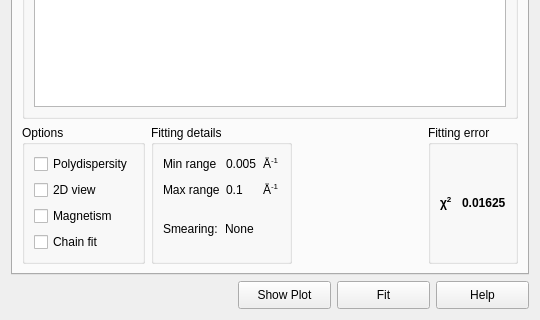
This is src/sas/qtgui/Perspectives/Fitting/UI/FittingWidgetUI.ui in SasView/sasview as Qt 5 draws it before an edit; both pictures show x 0 to 540 and y 280 to 600 of the 540 by 600 pixel window. The edited form follows.
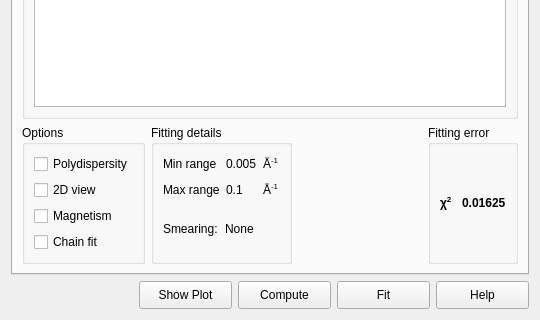
This is the edited form.

Commit message: Add compute button to fit page, and suppress model changes until compute or enter/return are pressed.

```diff
--- a/src/sas/qtgui/Perspectives/Fitting/UI/FittingWidgetUI.ui
+++ b/src/sas/qtgui/Perspectives/Fitting/UI/FittingWidgetUI.ui
@@ -466,6 +466,19 @@
        </property>
       </widget>
      </item>
+     <item>
+      <widget class="QPushButton" name="cmdCompute">
+       <property name="minimumSize">
+        <size>
+         <width>93</width>
+         <height>28</height>
+        </size>
+       </property>
+       <property name="text">
+        <string>Compute</string>
+       </property>
+      </widget>
+     </item>
      <item>
       <widget class="QPushButton" name="cmdFit">
        <property name="sizePolicy">
```
The commit also changes 2 other files.
